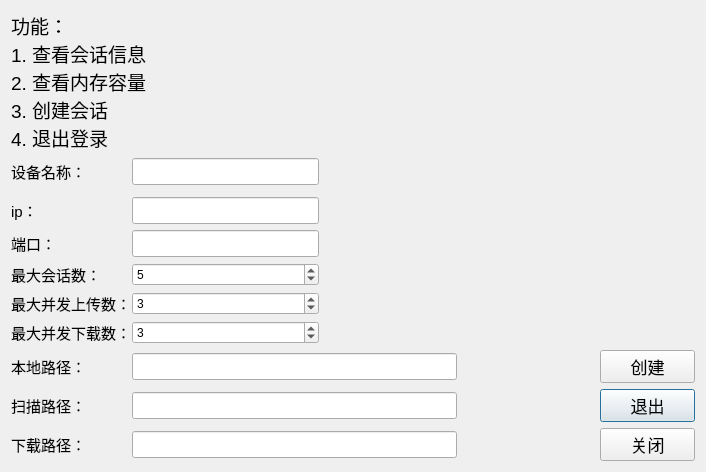
Old version of the form qtcore/FileManage/SessionMsg/SessionMsgDialog.ui in the repository peakedshout/cfc-fileManage.
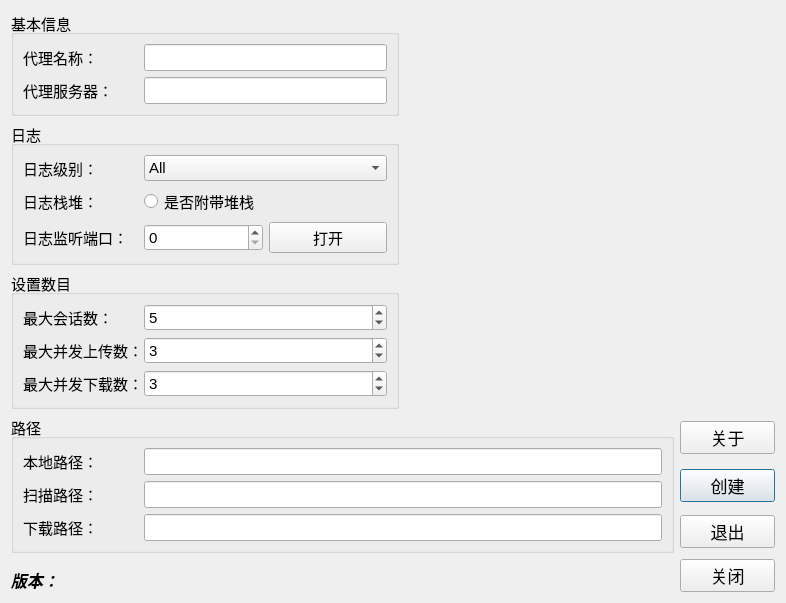
New version of the form.

The edit to the form file:
```diff
--- a/qtcore/FileManage/SessionMsg/SessionMsgDialog.ui
+++ b/qtcore/FileManage/SessionMsg/SessionMsgDialog.ui
@@ -6,15 +6,72 @@
    <rect>
     <x>0</x>
     <y>0</y>
-    <width>706</width>
-    <height>398</height>
+    <width>786</width>
+    <height>575</height>
    </rect>
   </property>
   <property name="windowTitle">
    <string>Dialog</string>
   </property>
   <layout class="QGridLayout" name="gridLayout_2">
-   <item row="4" column="0">
+   <item row="0" column="0">
+    <widget class="QGroupBox" name="groupBox">
+     <property name="font">
+      <font>
+       <pointsize>11</pointsize>
+      </font>
+     </property>
+     <property name="title">
+      <string>基本信息</string>
+     </property>
+     <layout class="QVBoxLayout" name="verticalLayout">
+      <item>
+       <layout class="QHBoxLayout" name="horizontalLayout_2">
+        <item>
+         <widget class="QLabel" name="label">
+          <property name="minimumSize">
+           <size>
+            <width>115</width>
+            <height>0</height>
+           </size>
+          </property>
+          <property name="maximumSize">
+           <size>
+            <width>115</width>
+            <height>16777215</height>
+           </size>
+          </property>
+          <property name="font">
+           <font>
+            <pointsize>11</pointsize>
+           </font>
+          </property>
+          <property name="text">
+           <string>代理名称：</string>
+          </property>
+          <property name="alignment">
+           <set>Qt::AlignLeading|Qt::AlignLeft|Qt::AlignVCenter</set>
+          </property>
+          <property name="buddy">
+           <cstring>lineEdit_ServerName</cstring>
+          </property>
+         </widget>
+        </item>
+        <item>
+         <widget class="QLineEdit" name="lineEdit_ServerName">
+          <property name="font">
+           <font>
+            <pointsize>12</pointsize>
+           </font>
+          </property>
+          <property name="readOnly">
+           <bool>true</bool>
+          </property>
+         </widget>
+        </item>
+       </layout>
+      </item>
+      <item>
     <layout class="QHBoxLayout" name="horizontalLayout_3">
      <item>
       <widget class="QLabel" name="label_2">
@@ -36,7 +93,7 @@
         </font>
        </property>
        <property name="text">
-        <string>ip：</string>
+           <string>代理服务器：</string>
        </property>
        <property name="alignment">
         <set>Qt::AlignLeading|Qt::AlignLeft|Qt::AlignVCenter</set>
@@ -60,101 +117,38 @@
      </item>
     </layout>
    </item>
-   <item row="2" column="0">
-    <layout class="QHBoxLayout" name="horizontalLayout_2">
-     <item>
-      <widget class="QLabel" name="label">
-       <property name="minimumSize">
-        <size>
-         <width>115</width>
-         <height>0</height>
-        </size>
-       </property>
-       <property name="maximumSize">
-        <size>
-         <width>115</width>
-         <height>16777215</height>
-        </size>
-       </property>
-       <property name="font">
-        <font>
-         <pointsize>11</pointsize>
-        </font>
-       </property>
-       <property name="text">
-        <string>设备名称：</string>
-       </property>
-       <property name="alignment">
-        <set>Qt::AlignLeading|Qt::AlignLeft|Qt::AlignVCenter</set>
-       </property>
-       <property name="buddy">
-        <cstring>lineEdit_ServerName</cstring>
-       </property>
-      </widget>
-     </item>
-     <item>
-      <widget class="QLineEdit" name="lineEdit_ServerName">
-       <property name="font">
-        <font>
-         <pointsize>12</pointsize>
-        </font>
-       </property>
-       <property name="readOnly">
-        <bool>true</bool>
-       </property>
-      </widget>
-     </item>
-    </layout>
-   </item>
-   <item row="8" column="0">
-    <layout class="QHBoxLayout" name="horizontalLayout">
-     <item>
-      <widget class="QLabel" name="label_9">
+     </layout>
+    </widget>
+   </item>
+   <item row="0" column="1" rowspan="3" colspan="2">
+    <widget class="QWidget" name="widget" native="true">
        <property name="minimumSize">
         <size>
-         <width>115</width>
+       <width>370</width>
          <height>0</height>
         </size>
        </property>
-       <property name="maximumSize">
-        <size>
-         <width>115</width>
-         <height>16777215</height>
-        </size>
-       </property>
-       <property name="font">
-        <font>
-         <pointsize>11</pointsize>
-        </font>
-       </property>
-       <property name="text">
-        <string>最大并发下载数：</string>
-       </property>
-       <property name="alignment">
-        <set>Qt::AlignLeading|Qt::AlignLeft|Qt::AlignVCenter</set>
-       </property>
-       <property name="buddy">
-        <cstring>lineEdit_ServerName</cstring>
-       </property>
-      </widget>
-     </item>
-     <item>
-      <widget class="QSpinBox" name="spinBox_DownloadNum">
-       <property name="minimum">
-        <number>1</number>
-       </property>
-       <property name="maximum">
-        <number>10</number>
-       </property>
-       <property name="value">
-        <number>3</number>
-       </property>
-      </widget>
-     </item>
-    </layout>
-   </item>
-   <item row="10" column="3">
-    <widget class="QPushButton" name="pushButton_Quit">
+     <layout class="QGridLayout" name="gridLayout">
+      <property name="leftMargin">
+       <number>0</number>
+      </property>
+      <property name="topMargin">
+       <number>0</number>
+      </property>
+      <property name="rightMargin">
+       <number>0</number>
+      </property>
+      <property name="bottomMargin">
+       <number>0</number>
+      </property>
+      <property name="spacing">
+       <number>0</number>
+      </property>
+     </layout>
+    </widget>
+   </item>
+   <item row="4" column="2">
+    <widget class="QPushButton" name="pushButton_Create">
      <property name="maximumSize">
       <size>
        <width>95</width>
@@ -170,14 +164,11 @@
       <enum>Qt::ClickFocus</enum>
      </property>
      <property name="text">
-      <string>退出</string>
-     </property>
-     <property name="autoDefault">
-      <bool>true</bool>
+      <string>创建</string>
      </property>
     </widget>
    </item>
-   <item row="11" column="3">
+   <item row="7" column="2">
     <widget class="QPushButton" name="pushButton_Close">
      <property name="maximumSize">
       <size>
@@ -195,7 +186,39 @@
      </property>
     </widget>
    </item>
-   <item row="6" column="0">
+   <item row="3" column="2">
+    <widget class="QPushButton" name="pushButton_Abort">
+     <property name="maximumSize">
+      <size>
+       <width>95</width>
+       <height>16777215</height>
+      </size>
+     </property>
+     <property name="font">
+      <font>
+       <pointsize>13</pointsize>
+      </font>
+     </property>
+     <property name="focusPolicy">
+      <enum>Qt::ClickFocus</enum>
+     </property>
+     <property name="text">
+      <string>关于</string>
+     </property>
+    </widget>
+   </item>
+   <item row="2" column="0">
+    <widget class="QGroupBox" name="groupBox_3">
+     <property name="font">
+      <font>
+       <pointsize>11</pointsize>
+      </font>
+     </property>
+     <property name="title">
+      <string>设置数目</string>
+     </property>
+     <layout class="QVBoxLayout" name="verticalLayout_3">
+      <item>
     <layout class="QHBoxLayout" name="horizontalLayout_8">
      <item>
       <widget class="QLabel" name="label_8">
@@ -242,88 +265,7 @@
      </item>
     </layout>
    </item>
-   <item row="0" column="0">
-    <widget class="QLabel" name="label_7">
-     <property name="font">
-      <font>
-       <pointsize>14</pointsize>
-      </font>
-     </property>
-     <property name="text">
-      <string>功能：
-1. 查看会话信息
-2. 查看内存容量
-3. 创建会话
-4. 退出登录</string>
-     </property>
-     <property name="alignment">
-      <set>Qt::AlignLeading|Qt::AlignLeft|Qt::AlignVCenter</set>
-     </property>
-     <property name="wordWrap">
-      <bool>true</bool>
-     </property>
-    </widget>
-   </item>
-   <item row="1" column="0">
-    <spacer name="verticalSpacer">
-     <property name="orientation">
-      <enum>Qt::Vertical</enum>
-     </property>
-     <property name="sizeHint" stdset="0">
-      <size>
-       <width>20</width>
-       <height>40</height>
-      </size>
-     </property>
-    </spacer>
-   </item>
-   <item row="5" column="0">
-    <layout class="QHBoxLayout" name="horizontalLayout_4">
      <item>
-      <widget class="QLabel" name="label_3">
-       <property name="minimumSize">
-        <size>
-         <width>115</width>
-         <height>0</height>
-        </size>
-       </property>
-       <property name="maximumSize">
-        <size>
-         <width>115</width>
-         <height>16777215</height>
-        </size>
-       </property>
-       <property name="font">
-        <font>
-         <pointsize>11</pointsize>
-        </font>
-       </property>
-       <property name="text">
-        <string>端口：</string>
-       </property>
-       <property name="alignment">
-        <set>Qt::AlignLeading|Qt::AlignLeft|Qt::AlignVCenter</set>
-       </property>
-       <property name="buddy">
-        <cstring>lineEdit_Port</cstring>
-       </property>
-      </widget>
-     </item>
-     <item>
-      <widget class="QLineEdit" name="lineEdit_Port">
-       <property name="font">
-        <font>
-         <pointsize>12</pointsize>
-        </font>
-       </property>
-       <property name="readOnly">
-        <bool>true</bool>
-       </property>
-      </widget>
-     </item>
-    </layout>
-   </item>
-   <item row="7" column="0">
     <layout class="QHBoxLayout" name="horizontalLayout_9">
      <item>
       <widget class="QLabel" name="label_10">
@@ -370,71 +312,65 @@
      </item>
     </layout>
    </item>
-   <item row="9" column="3">
-    <widget class="QPushButton" name="pushButton_Create">
+      <item>
+       <layout class="QHBoxLayout" name="horizontalLayout">
+        <item>
+         <widget class="QLabel" name="label_9">
+          <property name="minimumSize">
+           <size>
+            <width>115</width>
+            <height>0</height>
+           </size>
+          </property>
      <property name="maximumSize">
       <size>
-       <width>95</width>
+            <width>115</width>
        <height>16777215</height>
       </size>
      </property>
      <property name="font">
       <font>
-       <pointsize>13</pointsize>
-      </font>
-     </property>
-     <property name="focusPolicy">
-      <enum>Qt::ClickFocus</enum>
-     </property>
+            <pointsize>11</pointsize>
+           </font>
+          </property>
      <property name="text">
-      <string>创建</string>
-     </property>
-    </widget>
-   </item>
-   <item row="0" column="1" rowspan="9" colspan="3">
-    <widget class="QWidget" name="widget" native="true">
-     <property name="minimumSize">
-      <size>
-       <width>370</width>
-       <height>0</height>
-      </size>
-     </property>
-     <layout class="QGridLayout" name="gridLayout">
-      <property name="leftMargin">
-       <number>0</number>
-      </property>
-      <property name="topMargin">
-       <number>0</number>
-      </property>
-      <property name="rightMargin">
-       <number>0</number>
-      </property>
-      <property name="bottomMargin">
-       <number>0</number>
-      </property>
-      <property name="spacing">
-       <number>0</number>
-      </property>
-     </layout>
+           <string>最大并发下载数：</string>
+          </property>
+          <property name="alignment">
+           <set>Qt::AlignLeading|Qt::AlignLeft|Qt::AlignVCenter</set>
+          </property>
+         </widget>
+        </item>
+        <item>
+         <widget class="QSpinBox" name="spinBox_DownloadNum">
+          <property name="minimum">
+           <number>1</number>
+          </property>
+          <property name="maximum">
+           <number>10</number>
+          </property>
+          <property name="value">
+           <number>3</number>
+          </property>
+         </widget>
+        </item>
+       </layout>
+      </item>
+     </layout>
     </widget>
    </item>
-   <item row="10" column="2">
-    <spacer name="horizontalSpacer">
-     <property name="orientation">
-      <enum>Qt::Horizontal</enum>
+   <item row="3" column="0" rowspan="3" colspan="2">
+    <widget class="QGroupBox" name="groupBox_4">
+     <property name="font">
+      <font>
+       <pointsize>11</pointsize>
+      </font>
      </property>
-     <property name="sizeType">
-      <enum>QSizePolicy::Maximum</enum>
+     <property name="title">
+      <string>路径</string>
      </property>
-     <property name="sizeHint" stdset="0">
-      <size>
-       <width>60</width>
-       <height>20</height>
-      </size>
-     </property>
-    </spacer>
-   </item>
-   <item row="9" column="0" colspan="2">
+     <layout class="QVBoxLayout" name="verticalLayout_4">
+      <item>
     <layout class="QHBoxLayout" name="horizontalLayout_5">
      <item>
       <widget class="QLabel" name="label_4">
@@ -480,7 +416,7 @@
      </item>
     </layout>
    </item>
-   <item row="10" column="0" colspan="2">
+      <item>
     <layout class="QHBoxLayout" name="horizontalLayout_6">
      <item>
       <widget class="QLabel" name="label_5">
@@ -526,7 +462,7 @@
      </item>
     </layout>
    </item>
-   <item row="11" column="0" colspan="2">
+      <item>
     <layout class="QHBoxLayout" name="horizontalLayout_7">
      <item>
       <widget class="QLabel" name="label_6">
@@ -567,6 +503,267 @@
        </property>
        <property name="readOnly">
         <bool>true</bool>
+          </property>
+         </widget>
+        </item>
+       </layout>
+      </item>
+     </layout>
+    </widget>
+   </item>
+   <item row="5" column="2">
+    <widget class="QPushButton" name="pushButton_Quit">
+     <property name="maximumSize">
+      <size>
+       <width>95</width>
+       <height>16777215</height>
+      </size>
+     </property>
+     <property name="font">
+      <font>
+       <pointsize>13</pointsize>
+      </font>
+     </property>
+     <property name="focusPolicy">
+      <enum>Qt::ClickFocus</enum>
+     </property>
+     <property name="text">
+      <string>退出</string>
+     </property>
+     <property name="autoDefault">
+      <bool>true</bool>
+     </property>
+    </widget>
+   </item>
+   <item row="1" column="0">
+    <widget class="QGroupBox" name="groupBox_2">
+     <property name="font">
+      <font>
+       <pointsize>11</pointsize>
+      </font>
+     </property>
+     <property name="title">
+      <string>日志</string>
+     </property>
+     <layout class="QVBoxLayout" name="verticalLayout_2">
+      <item>
+       <layout class="QHBoxLayout" name="horizontalLayout_10">
+        <item>
+         <widget class="QLabel" name="label_LogLevel">
+          <property name="minimumSize">
+           <size>
+            <width>115</width>
+            <height>0</height>
+           </size>
+          </property>
+          <property name="maximumSize">
+           <size>
+            <width>115</width>
+            <height>16777215</height>
+           </size>
+          </property>
+          <property name="font">
+           <font>
+            <pointsize>11</pointsize>
+           </font>
+          </property>
+          <property name="text">
+           <string>日志级别：</string>
+          </property>
+          <property name="alignment">
+           <set>Qt::AlignLeading|Qt::AlignLeft|Qt::AlignVCenter</set>
+          </property>
+         </widget>
+        </item>
+        <item>
+         <widget class="QComboBox" name="comboBox_LogLevel">
+          <item>
+           <property name="text">
+            <string>All</string>
+           </property>
+          </item>
+          <item>
+           <property name="text">
+            <string>Trace</string>
+           </property>
+          </item>
+          <item>
+           <property name="text">
+            <string>Debug</string>
+           </property>
+          </item>
+          <item>
+           <property name="text">
+            <string>Info</string>
+           </property>
+          </item>
+          <item>
+           <property name="text">
+            <string>Warn</string>
+           </property>
+          </item>
+          <item>
+           <property name="text">
+            <string>Error</string>
+           </property>
+          </item>
+          <item>
+           <property name="text">
+            <string>Fatal</string>
+           </property>
+          </item>
+          <item>
+           <property name="text">
+            <string>Off</string>
+           </property>
+          </item>
+          <item>
+           <property name="text">
+            <string>Must</string>
+           </property>
+          </item>
+         </widget>
+        </item>
+       </layout>
+      </item>
+      <item>
+       <layout class="QHBoxLayout" name="horizontalLayout_11">
+        <item>
+         <widget class="QLabel" name="label_LogStack">
+          <property name="minimumSize">
+           <size>
+            <width>115</width>
+            <height>0</height>
+           </size>
+          </property>
+          <property name="maximumSize">
+           <size>
+            <width>115</width>
+            <height>16777215</height>
+           </size>
+          </property>
+          <property name="font">
+           <font>
+            <pointsize>11</pointsize>
+           </font>
+          </property>
+          <property name="text">
+           <string>日志栈堆：</string>
+          </property>
+          <property name="alignment">
+           <set>Qt::AlignLeading|Qt::AlignLeft|Qt::AlignVCenter</set>
+          </property>
+         </widget>
+        </item>
+        <item>
+         <widget class="QRadioButton" name="radioButton_UseStack">
+          <property name="text">
+           <string>是否附带堆栈</string>
+          </property>
+         </widget>
+        </item>
+       </layout>
+      </item>
+      <item>
+       <layout class="QHBoxLayout" name="horizontalLayout_12">
+        <item>
+         <widget class="QLabel" name="label_13">
+          <property name="minimumSize">
+           <size>
+            <width>115</width>
+            <height>0</height>
+           </size>
+          </property>
+          <property name="maximumSize">
+           <size>
+            <width>115</width>
+            <height>16777215</height>
+           </size>
+          </property>
+          <property name="font">
+           <font>
+            <pointsize>11</pointsize>
+           </font>
+          </property>
+          <property name="text">
+           <string>日志监听端口：</string>
+          </property>
+          <property name="alignment">
+           <set>Qt::AlignLeading|Qt::AlignLeft|Qt::AlignVCenter</set>
+          </property>
+         </widget>
+        </item>
+        <item>
+         <widget class="QSpinBox" name="spinBox_LogPort">
+          <property name="minimum">
+           <number>0</number>
+          </property>
+          <property name="maximum">
+           <number>65535</number>
+          </property>
+         </widget>
+        </item>
+        <item>
+         <widget class="QPushButton" name="pushButton_OpenLog">
+          <property name="text">
+           <string>打开</string>
+          </property>
+         </widget>
+        </item>
+       </layout>
+      </item>
+     </layout>
+    </widget>
+   </item>
+   <item row="7" column="0" colspan="2">
+    <layout class="QHBoxLayout" name="horizontalLayout_13">
+     <item>
+      <widget class="QLabel" name="label_7">
+       <property name="maximumSize">
+        <size>
+         <width>45</width>
+         <height>16777215</height>
+        </size>
+       </property>
+       <property name="font">
+        <font>
+         <family>Arial</family>
+         <pointsize>12</pointsize>
+         <italic>true</italic>
+         <bold>true</bold>
+         <underline>false</underline>
+        </font>
+       </property>
+       <property name="text">
+        <string>版本：</string>
+       </property>
+       <property name="alignment">
+        <set>Qt::AlignBottom|Qt::AlignLeading|Qt::AlignLeft</set>
+       </property>
+      </widget>
+     </item>
+     <item>
+      <widget class="QLabel" name="label_Version">
+       <property name="maximumSize">
+        <size>
+         <width>16777215</width>
+         <height>16777215</height>
+        </size>
+       </property>
+       <property name="font">
+        <font>
+         <family>Arial</family>
+         <pointsize>11</pointsize>
+         <italic>true</italic>
+         <bold>false</bold>
+         <underline>true</underline>
+        </font>
+       </property>
+       <property name="text">
+        <string/>
+       </property>
+       <property name="alignment">
+        <set>Qt::AlignBottom|Qt::AlignLeading|Qt::AlignLeft</set>
        </property>
       </widget>
      </item>
```
Left out of the diff: 6 changed lines with no effect on the pictures. Lines whose indentation alone changed are shown as unchanged.
